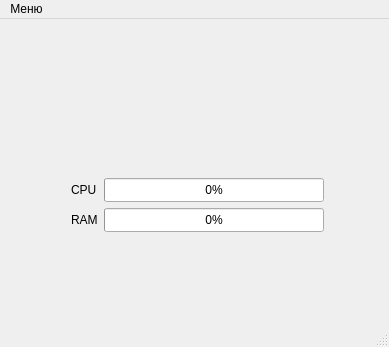
Before: the Qt Designer form mainwindow.ui in ElderPolokus/PC_resources, drawn with Qt 5.
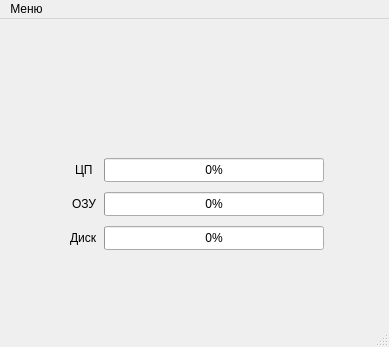
After: the same form once the commit is applied. Icons and pictures are not drawn.

```diff
--- a/mainwindow.ui
+++ b/mainwindow.ui
@@ -10,6 +10,18 @@
     <height>347</height>
    </rect>
   </property>
+  <property name="minimumSize">
+   <size>
+    <width>300</width>
+    <height>280</height>
+   </size>
+  </property>
+  <property name="maximumSize">
+   <size>
+    <width>400</width>
+    <height>370</height>
+   </size>
+  </property>
   <property name="windowTitle">
    <string>MainWindow</string>
   </property>
@@ -21,28 +33,6 @@
     <property name="bottomMargin">
      <number>9</number>
     </property>
-    <item>
-     <widget class="QLabel" name="image">
-      <property name="minimumSize">
-       <size>
-        <width>140</width>
-        <height>120</height>
-       </size>
-      </property>
-      <property name="text">
-       <string/>
-      </property>
-      <property name="pixmap">
-       <pixmap resource="resource.qrc">:/resources/img/pngwing.com.png</pixmap>
-      </property>
-      <property name="alignment">
-       <set>Qt::AlignCenter</set>
-      </property>
-      <property name="margin">
-       <number>0</number>
-      </property>
-     </widget>
-    </item>
     <item>
      <layout class="QFormLayout" name="formLayout">
       <property name="labelAlignment">
@@ -55,16 +45,16 @@
        <number>6</number>
       </property>
       <property name="verticalSpacing">
-       <number>6</number>
+       <number>10</number>
       </property>
-      <item row="0" column="0">
+      <item row="1" column="0">
        <widget class="QLabel" name="label">
         <property name="text">
-         <string>CPU</string>
+         <string>ЦП</string>
         </property>
        </widget>
       </item>
-      <item row="0" column="1">
+      <item row="1" column="1">
        <widget class="QProgressBar" name="progressBar">
         <property name="minimumSize">
          <size>
@@ -83,14 +73,14 @@
         </property>
        </widget>
       </item>
-      <item row="1" column="0">
+      <item row="2" column="0">
        <widget class="QLabel" name="label_2">
         <property name="text">
-         <string>RAM</string>
+         <string>ОЗУ</string>
         </property>
        </widget>
       </item>
-      <item row="1" column="1">
+      <item row="2" column="1">
        <widget class="QProgressBar" name="progressBar_2">
         <property name="minimumSize">
          <size>
@@ -109,6 +99,57 @@
         </property>
        </widget>
       </item>
+      <item row="0" column="1">
+       <widget class="QLabel" name="image">
+        <property name="minimumSize">
+         <size>
+          <width>140</width>
+          <height>120</height>
+         </size>
+        </property>
+        <property name="maximumSize">
+         <size>
+          <width>164</width>
+          <height>140</height>
+         </size>
+        </property>
+        <property name="text">
+         <string/>
+        </property>
+        <property name="pixmap">
+         <pixmap resource="resource.qrc">:/resources/img/pngwing.com.png</pixmap>
+        </property>
+        <property name="alignment">
+         <set>Qt::AlignCenter</set>
+        </property>
+       </widget>
+      </item>
+      <item row="3" column="0">
+       <widget class="QLabel" name="label_3">
+        <property name="text">
+         <string>Диск</string>
+        </property>
+       </widget>
+      </item>
+      <item row="3" column="1">
+       <widget class="QProgressBar" name="progressBar_3">
+        <property name="minimumSize">
+         <size>
+          <width>100</width>
+          <height>24</height>
+         </size>
+        </property>
+        <property name="maximumSize">
+         <size>
+          <width>220</width>
+          <height>24</height>
+         </size>
+        </property>
+        <property name="value">
+         <number>0</number>
+        </property>
+       </widget>
+      </item>
      </layout>
     </item>
    </layout>
```
Left out of the diff: 20 changed lines with no effect on the pictures.
